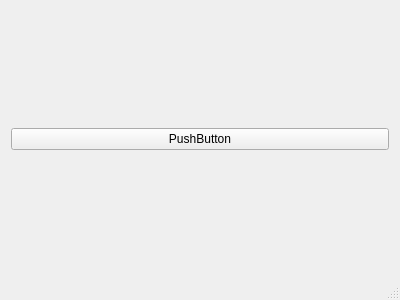
This is mainwindow.ui in pedroosorio/qt_gl as Qt 5 draws it before an edit. The edited form follows.
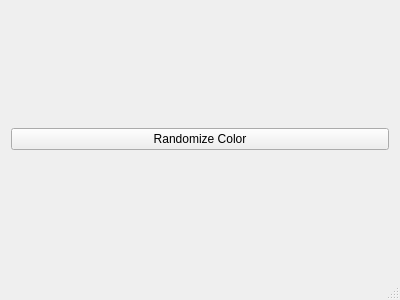
This is the edited form.

Commit message: Added vbo index rendering and color changing the mesh

```diff
--- a/mainwindow.ui
+++ b/mainwindow.ui
@@ -18,7 +18,7 @@
     <item row="0" column="0">
      <widget class="QPushButton" name="pushButton">
       <property name="text">
-       <string>PushButton</string>
+       <string>Randomize Color</string>
       </property>
      </widget>
     </item>
```
The commit also changes 5 other files.
